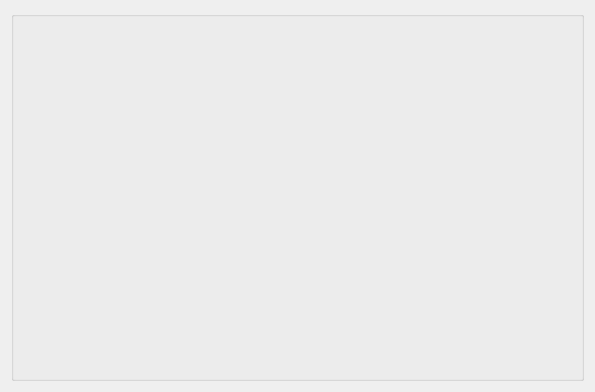
Above: src/gui/ui/sensor_data_view_widget.ui from acnazarejr/vsdt before the change. Below: the same form after it.
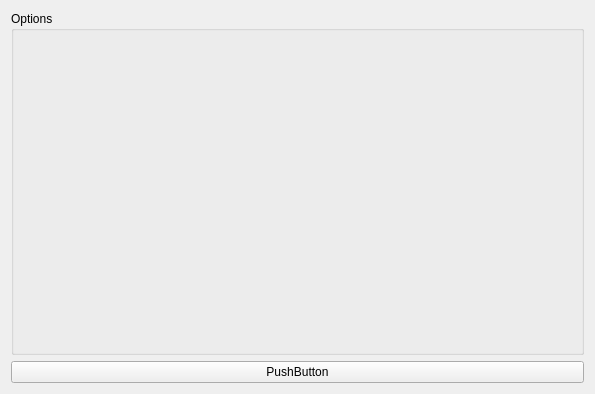
That is the form after the change.

Commit message: sensor ok

```diff
--- a/src/gui/ui/sensor_data_view_widget.ui
+++ b/src/gui/ui/sensor_data_view_widget.ui
@@ -7,7 +7,7 @@
     <x>0</x>
     <y>0</y>
     <width>595</width>
-    <height>392</height>
+    <height>394</height>
    </rect>
   </property>
   <property name="windowTitle">
@@ -15,19 +15,28 @@
   </property>
   <layout class="QVBoxLayout" name="verticalLayout_2">
    <item>
-    <widget class="QGroupBox" name="viewGroupBox">
-     <property name="sizePolicy">
-      <sizepolicy hsizetype="Preferred" vsizetype="MinimumExpanding">
-       <horstretch>0</horstretch>
-       <verstretch>0</verstretch>
-      </sizepolicy>
+    <widget class="QSplitter" name="splitter">
+     <property name="orientation">
+      <enum>Qt::Horizontal</enum>
      </property>
-     <property name="title">
-      <string/>
-     </property>
-     <layout class="QVBoxLayout" name="viewGroupVerticalLayout"/>
+     <widget class="QGroupBox" name="optionsGroupBox">
+      <property name="title">
+       <string>Options</string>
+      </property>
+     </widget>
     </widget>
    </item>
+   <item>
+    <layout class="QHBoxLayout" name="controlLayout">
+     <item>
+      <widget class="QPushButton" name="pushButton">
+       <property name="text">
+        <string>PushButton</string>
+       </property>
+      </widget>
+     </item>
+    </layout>
+   </item>
   </layout>
  </widget>
  <resources/>
```
Left out of the diff: 6 changed lines with no effect on the pictures. The commit also changes 8 other files.
